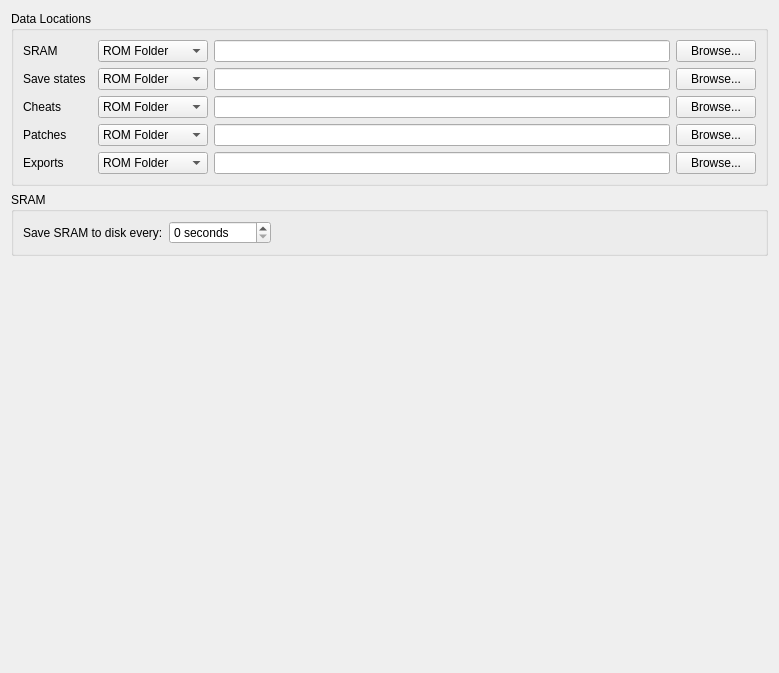
First picture: the form in qt/src/FoldersPanel.ui, repository snes9xgit/snes9x, before the edit.
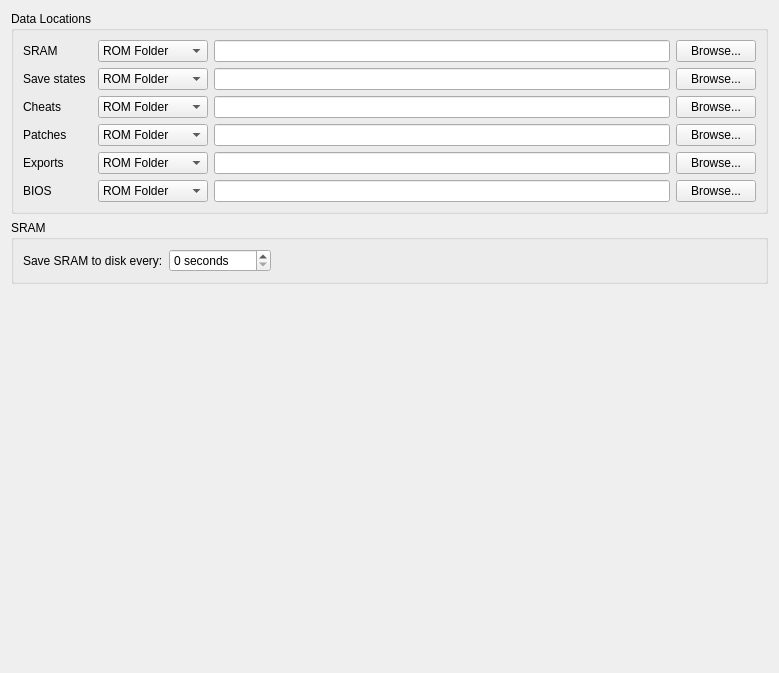
Second picture: the form after the edit.

Commit message:
qt: add configurable BIOS folder (Settings -> Files)
Adds a BIOS row to the Folders panel mirroring the existing
SRAM/State/Cheat/Patch/Export entries. Default: Custom = "Bios"
(resolves to ./Bios/ relative to the working directory), so SGB
boot ROMs dropped into a "Bios/" sibling of "Roms/" are picked up
by FindSGB_BootROM via S9xGetDirectory(BIOS_DIR) — which the Qt port
previously left unhandled, falling through to "" and only probing
the loaded ROM's directory.

```diff
--- a/qt/src/FoldersPanel.ui
+++ b/qt/src/FoldersPanel.ui
@@ -235,6 +235,49 @@
         </property>
        </widget>
       </item>
+      <item row="6" column="0">
+       <widget class="QLabel" name="label_7">
+        <property name="text">
+         <string>BIOS</string>
+        </property>
+       </widget>
+      </item>
+      <item row="6" column="2">
+       <widget class="QComboBox" name="comboBox_bios">
+        <property name="whatsThis">
+         <string>&lt;html&gt;&lt;head/&gt;&lt;body&gt;&lt;p&gt;Determines where to look for optional BIOS / boot ROM files (Super Game Boy boot ROM, BS-X.bin, etc).&lt;/p&gt;&lt;p&gt;&lt;span style=&quot; font-style:italic;&quot;&gt;ROM Folder&lt;/span&gt; looks next to the loaded ROM.&lt;/p&gt;&lt;p&gt;&lt;span style=&quot; font-style:italic;&quot;&gt;Config Folder&lt;/span&gt; uses a &quot;bios&quot; subfolder of the config folder.&lt;/p&gt;&lt;p&gt;&lt;span style=&quot; font-style:italic;&quot;&gt;Custom&lt;/span&gt; uses an explicit path (default: &quot;Bios&quot; relative to the working directory).&lt;/p&gt;&lt;/body&gt;&lt;/html&gt;</string>
+        </property>
+        <item>
+         <property name="text">
+          <string>ROM Folder</string>
+         </property>
+        </item>
+        <item>
+         <property name="text">
+          <string>Config Folder</string>
+         </property>
+        </item>
+        <item>
+         <property name="text">
+          <string>Custom Folder</string>
+         </property>
+        </item>
+       </widget>
+      </item>
+      <item row="6" column="3">
+       <widget class="QLineEdit" name="lineEdit_bios">
+        <property name="readOnly">
+         <bool>true</bool>
+        </property>
+       </widget>
+      </item>
+      <item row="6" column="4">
+       <widget class="QPushButton" name="pushButton_bios">
+        <property name="text">
+         <string>Browse...</string>
+        </property>
+       </widget>
+      </item>
      </layout>
     </widget>
    </item>
```
The commit also changes 5 other files.
